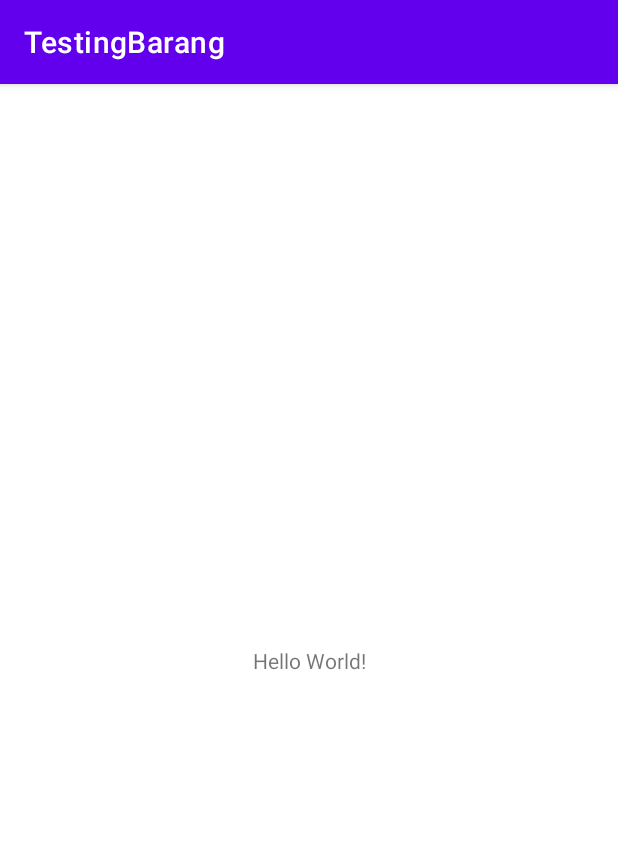
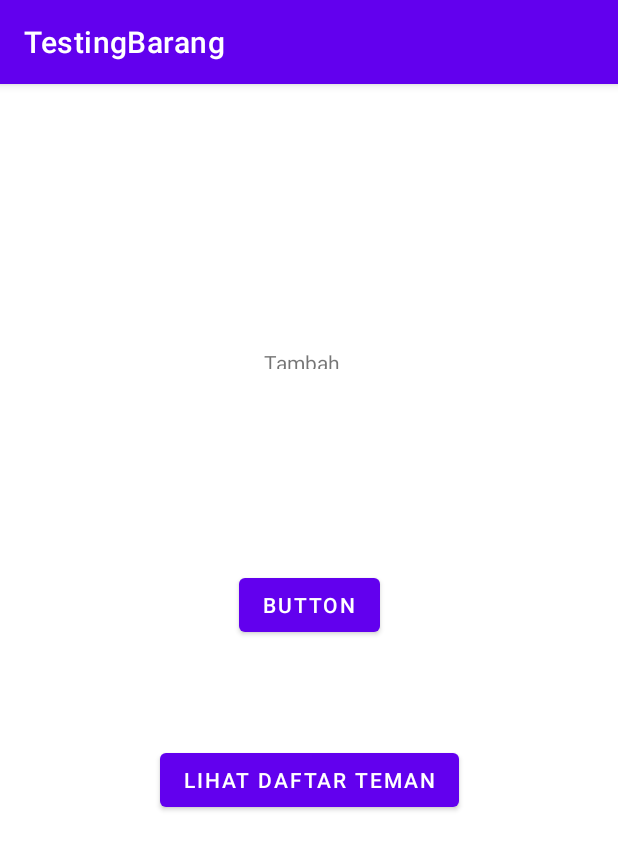
Before and after one commit to DamasHimawan/Activity10, an Android app: the screen it shows after launch (MainActivity), on a phone screen of 412 x 824 dp. Shown: the top 850 px of the screen. Run offline under Robolectric (Android 15) with nearby library versions, the phone set to English and light mode, and no system bars; 1 statement that could not run was skipped.

Commit message:
Activity10

```diff
--- a/app/src/main/java/com/example/testingbarang/MainActivity.java
+++ b/app/src/main/java/com/example/testingbarang/MainActivity.java
@@ -10,7 +10,7 @@ import android.widget.EditText;
 
 public class MainActivity extends AppCompatActivity {
 
-    Button btnTambah;
+    Button btnsubmit;
 
     @Override
     protected void onCreate(Bundle savedInstanceState) {
@@ -18,9 +18,9 @@ public class MainActivity extends AppCompatActivity {
         setContentView(R.layout.activity_main);
 
 
-        btnTambah = findViewById(R.id.buttonsbmt);
+        btnsubmit = findViewById(R.id.buttonsbmt);
 
-        btnTambah.setOnClickListener(new View.OnClickListener() {
+        btnsubmit.setOnClickListener(new View.OnClickListener() {
             @Override
             public void onClick(View v) {
                 Intent i = new Intent(MainActivity.this, TambahData.class);
--- a/app/src/main/res/layout/activity_main.xml
+++ b/app/src/main/res/layout/activity_main.xml
@@ -1,18 +1,41 @@
 <?xml version="1.0" encoding="utf-8"?>
-<androidx.constraintlayout.widget.ConstraintLayout xmlns:android="http://schemas.android.com/apk/res/android"
+<androidx.constraintlayout.widget.ConstraintLayout
+    xmlns:android="http://schemas.android.com/apk/res/android"
+    xmlns:tools="http://schemas.android.com/tools"
     xmlns:app="http://schemas.android.com/apk/res-auto"
-    xmlns:tools="http://schemas.android.com/tools"
     android:layout_width="match_parent"
     android:layout_height="match_parent"
     tools:context=".MainActivity">
 
     <TextView
+        android:id="@+id/Txttmbh"
+        android:layout_width="60dp"
+        android:layout_height="14dp"
+        android:layout_marginTop="176dp"
+        android:text="Tambah Data "
+        app:layout_constraintEnd_toEndOf="parent"
+        app:layout_constraintStart_toStartOf="parent"
+        app:layout_constraintTop_toTopOf="parent" />
+
+    <Button
+        android:id="@+id/Btntmbh"
         android:layout_width="wrap_content"
         android:layout_height="wrap_content"
-        android:text="Hello World!"
+        android:text="Button"
         app:layout_constraintBottom_toBottomOf="parent"
-        app:layout_constraintLeft_toLeftOf="parent"
-        app:layout_constraintRight_toRightOf="parent"
-        app:layout_constraintTop_toTopOf="parent" />
+        app:layout_constraintEnd_toEndOf="parent"
+        app:layout_constraintStart_toStartOf="parent"
+        app:layout_constraintTop_toBottomOf="@+id/Txttmbh"
+        app:layout_constraintVertical_bias="0.252" />
 
+    <Button
+        android:id="@+id/btnSelect"
+        android:layout_width="wrap_content"
+        android:layout_height="wrap_content"
+        android:layout_marginBottom="212dp"
+        android:text="Lihat Daftar Teman"
+        app:layout_constraintBottom_toBottomOf="parent"
+        app:layout_constraintEnd_toEndOf="parent"
+        app:layout_constraintStart_toStartOf="parent"
+        app:layout_constraintTop_toBottomOf="@+id/Btntmbh" />
 </androidx.constraintlayout.widget.ConstraintLayout>
```
Also changed, not shown: app/build.gradle (+8 -6 lines), app/src/main/java/com/example/testingbarang/database/Barang.java (+24 -17 lines).
